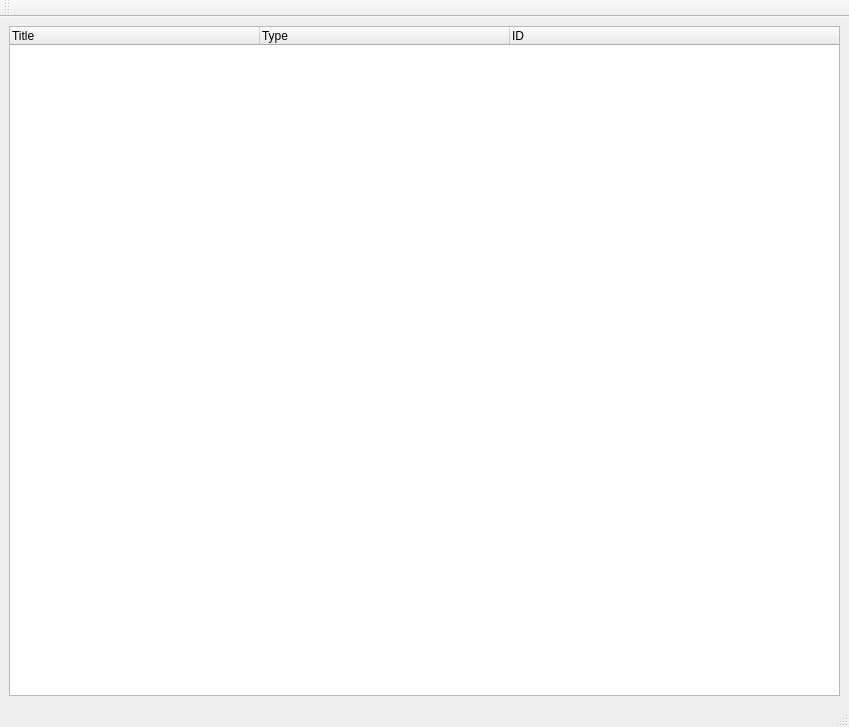
Before: the Qt Designer form ui/TailoringWindow.ui in OpenSCAP/scap-workbench, drawn with Qt 5.
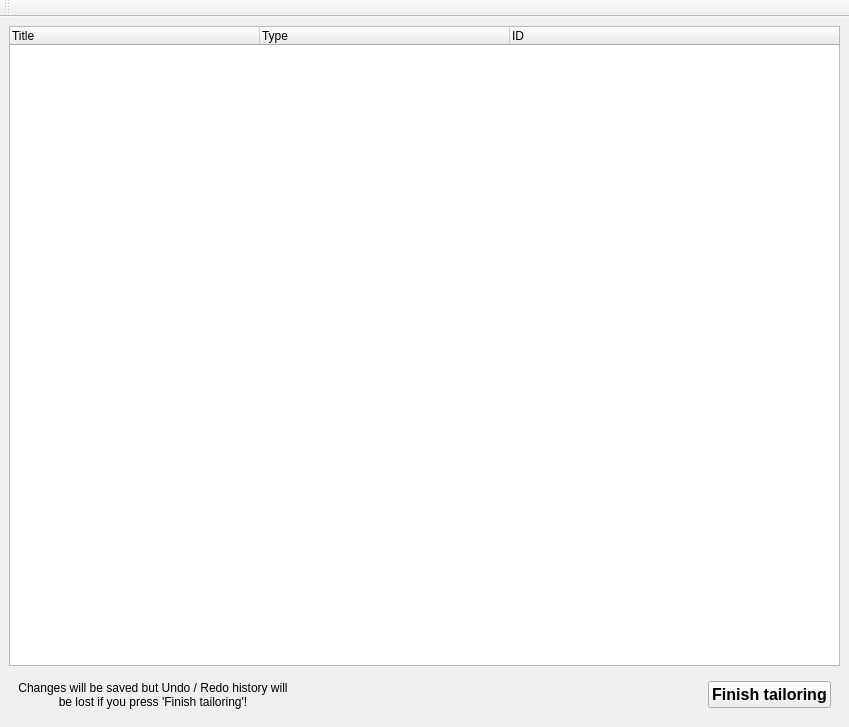
After: the same form once the commit is applied.

Commit message: Added a finish tailoring button to tailoring window, removed status bar

The edit to the form file:
```diff
--- a/ui/TailoringWindow.ui
+++ b/ui/TailoringWindow.ui
@@ -40,6 +40,52 @@
       </column>
      </widget>
     </item>
+    <item>
+     <widget class="QWidget" name="widget" native="true">
+      <layout class="QHBoxLayout" name="horizontalLayout">
+       <item>
+        <widget class="QLabel" name="label">
+         <property name="text">
+          <string>Changes will be saved but Undo / Redo history will be lost if you press 'Finish tailoring'!</string>
+         </property>
+         <property name="alignment">
+          <set>Qt::AlignCenter</set>
+         </property>
+         <property name="wordWrap">
+          <bool>true</bool>
+         </property>
+        </widget>
+       </item>
+       <item>
+        <spacer name="horizontalSpacer">
+         <property name="orientation">
+          <enum>Qt::Horizontal</enum>
+         </property>
+         <property name="sizeHint" stdset="0">
+          <size>
+           <width>40</width>
+           <height>20</height>
+          </size>
+         </property>
+        </spacer>
+       </item>
+       <item>
+        <widget class="QPushButton" name="finishButton">
+         <property name="font">
+          <font>
+           <pointsize>12</pointsize>
+           <weight>75</weight>
+           <bold>true</bold>
+          </font>
+         </property>
+         <property name="text">
+          <string>Finish tailoring</string>
+         </property>
+        </widget>
+       </item>
+      </layout>
+     </widget>
+    </item>
    </layout>
   </widget>
   <widget class="QMenuBar" name="menubar">
@@ -52,7 +98,6 @@
     </rect>
    </property>
   </widget>
-  <widget class="QStatusBar" name="statusbar"/>
   <widget class="QToolBar" name="toolBar">
    <property name="windowTitle">
     <string>toolBar</string>
```
The commit also changes 1 other file.
